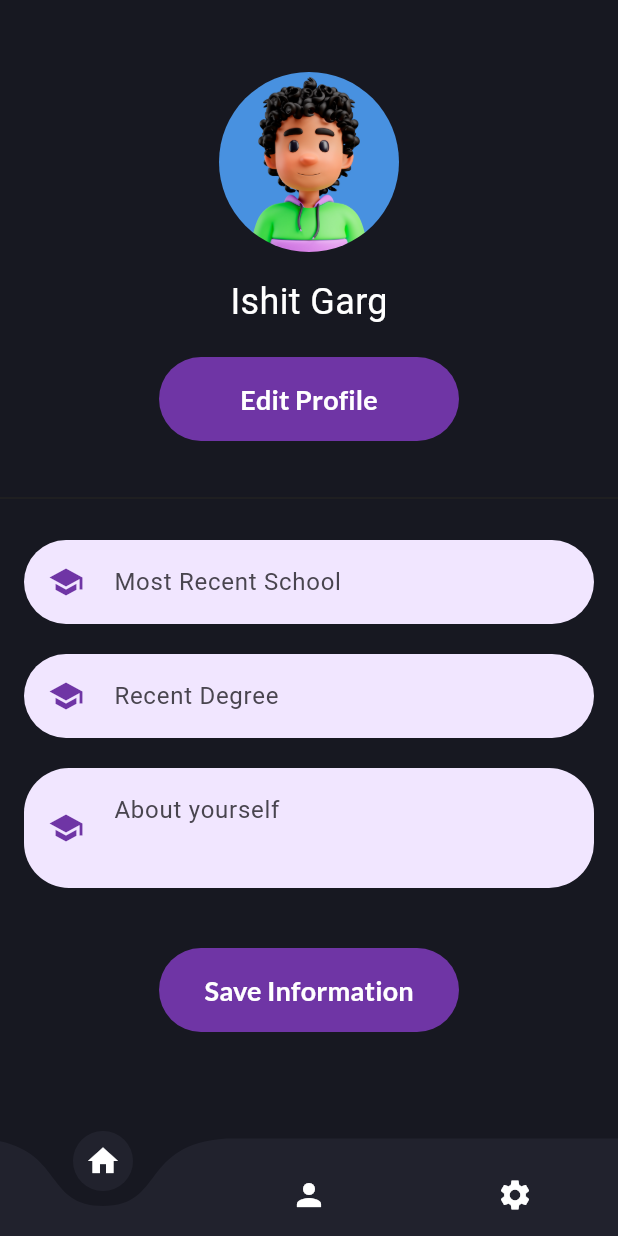
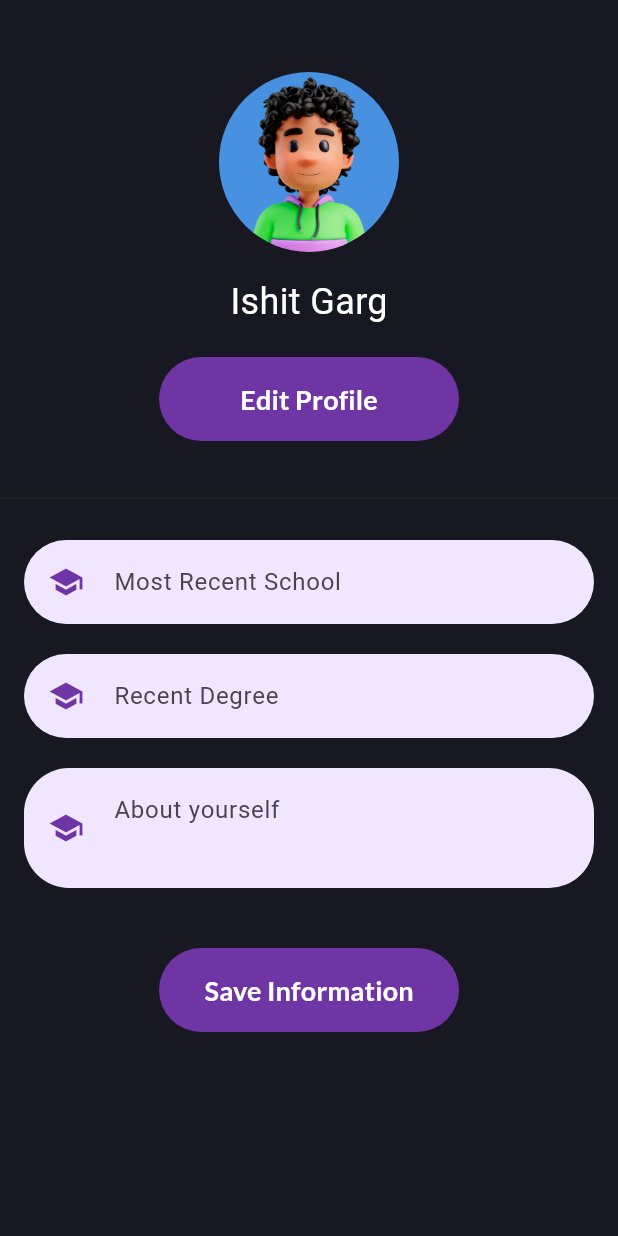
Before and after one commit to ishit16/heal-chat, a Flutter app: the UserProfileScreen screen opened by its route, on a phone screen of 412 x 824 dp. Run offline on Flutter 3.47's test engine with Material 3 defaults, Android fonts, the phone set to English and light mode, and no system bars; drawn by our look-alikes of curved_navigation_bar; our stand-ins replace appwrite, flutter_riverpod, flutter_svg, fpdart, go_router, google_fonts; network calls fail.

Commit message:
REFACTOR: Migration to Common NavBar Completed

```diff
--- a/lib/common/user_profile_screen.dart
+++ b/lib/common/user_profile_screen.dart
@@ -1,8 +1,6 @@
-import 'package:curved_navigation_bar/curved_navigation_bar.dart';
 import 'package:flutter/material.dart';
 import 'package:google_fonts/google_fonts.dart';
 import 'package:heal_chat/common/edit_user_info.dart';
-import 'package:heal_chat/common/user_profile_info.dart';
 
 class UserProfileScreen extends StatefulWidget {
   const UserProfileScreen({super.key});
@@ -14,8 +12,7 @@ class UserProfileScreen extends StatefulWidget {
 class _UserProfileScreenState extends State<UserProfileScreen> {
   @override
   Widget build(BuildContext context) {
-    return Scaffold(
-      body: SingleChildScrollView(
+    return SingleChildScrollView(
       child: Center(
         child: Container(
           padding: const EdgeInsets.only(top: 48),
@@ -73,27 +70,6 @@ class _UserProfileScreenState extends State<UserProfileScreen> {
           ),
         ),
       ),
-      ),
-      bottomNavigationBar: CurvedNavigationBar(
-        height: 65,
-        animationDuration: const Duration(milliseconds: 400),
-        backgroundColor: const Color(0xFF171821),
-        color: const Color(0xFF21222D),
-        items: const [
-          Icon(
-            Icons.home,
-            color: Colors.white,
-          ),
-          Icon(
-            Icons.person,
-            color: Colors.white,
-          ),
-          Icon(
-            Icons.settings,
-            color: Colors.white,
-          ),
-        ],
-      ),
     );
   }
 }
```
Also changed, not shown: lib/features/choose_volunteer/presentation/select_users_screen.dart (+1 -24 lines), lib/features/volunteer_profile/presentation/volunteer_profile_screen.dart (+1 -24 lines). Lines whose indentation alone changed are shown as unchanged.
